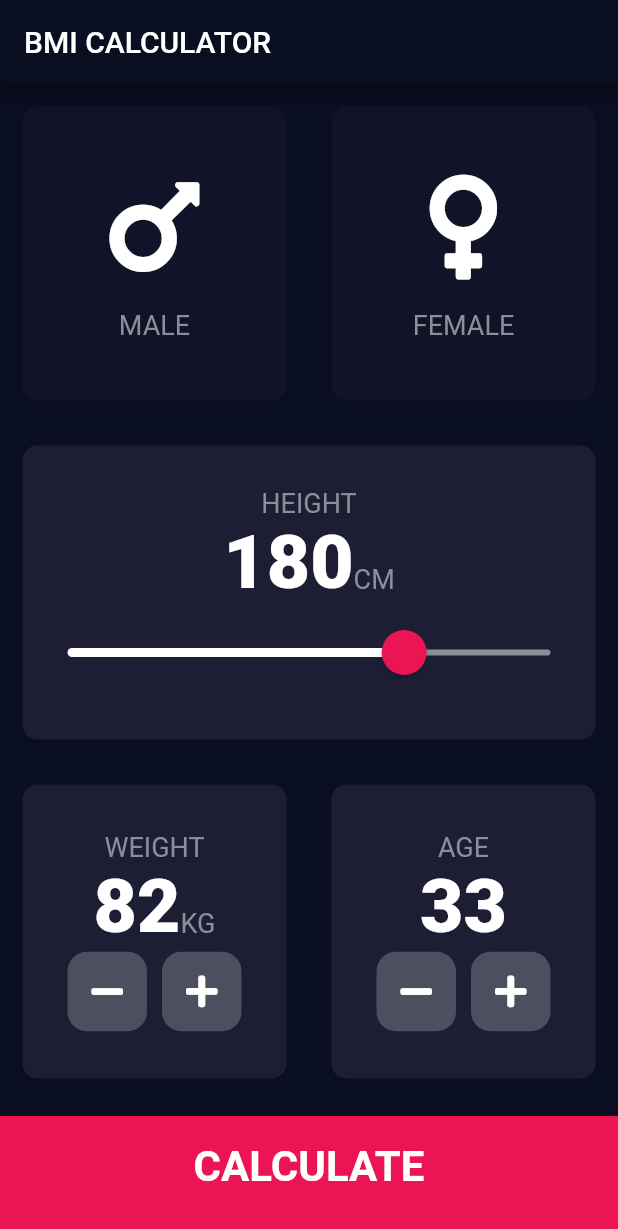
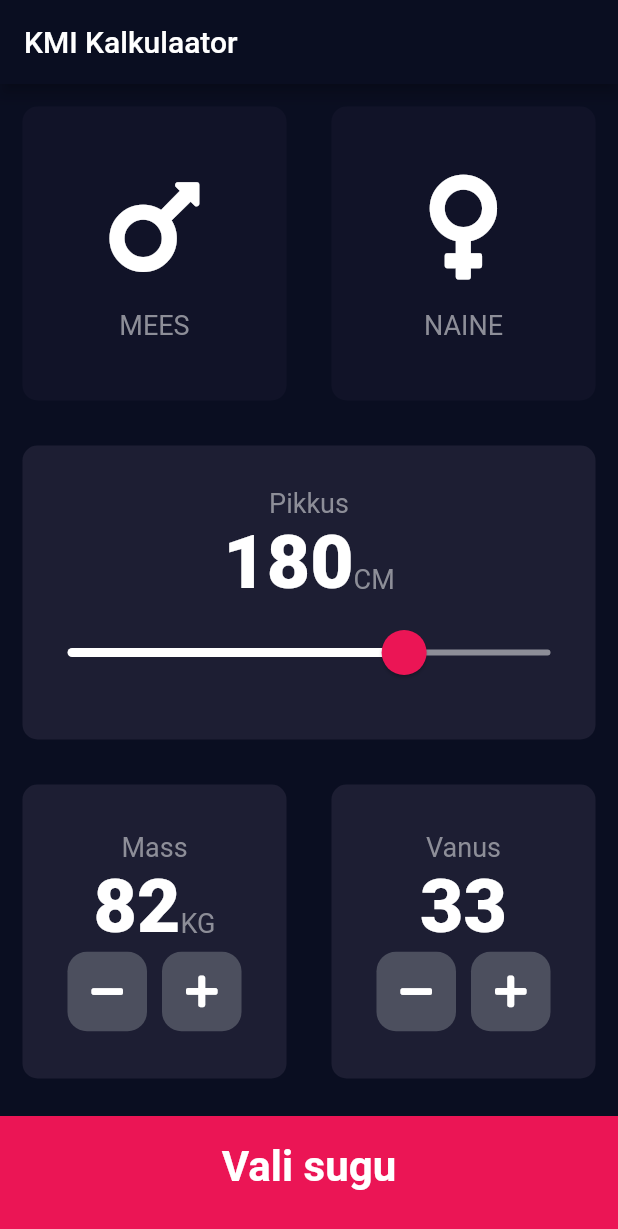
Before and after one commit to erikmaide/BMI, a Flutter app: the screen it shows after launch, on a phone screen of 412 x 824 dp. Shown: the top 1229 px of the screen. Run offline on Flutter 3.47's test engine with Material 2 defaults, Android fonts, the phone set to English and light mode, and no system bars; our stand-ins replace font_awesome_flutter.

Commit message:
make app estonian, add logic for not resolving result when gender is not selected

```diff
--- a/lib/screens/input_page.dart
+++ b/lib/screens/input_page.dart
@@ -27,7 +27,7 @@ class _InputPageState extends State<InputPage> {
   Widget build(BuildContext context) {
     return Scaffold(
       appBar: AppBar(
-        title: Text('BMI CALCULATOR'),
+        title: Text('KMI Kalkulaator'),
       ),
       body: Column(
         crossAxisAlignment: CrossAxisAlignment.stretch,
@@ -47,7 +47,7 @@ class _InputPageState extends State<InputPage> {
                         : inactiveCardColor,
                     cardChild: IconContent(
                       icon: FontAwesomeIcons.mars,
-                      sex: 'MALE',
+                      sex: 'MEES',
                     ),
                   ),
                 ),
@@ -63,7 +63,7 @@ class _InputPageState extends State<InputPage> {
                         : inactiveCardColor,
                     cardChild: IconContent(
                       icon: FontAwesomeIcons.venus,
-                      sex: 'FEMALE',
+                      sex: 'NAINE',
                     ),
                   ),
                 )
@@ -77,7 +77,7 @@ class _InputPageState extends State<InputPage> {
                     mainAxisAlignment: MainAxisAlignment.center,
                     children: <Widget>[
                       Text(
-                        'HEIGHT',
+                        'Pikkus',
                         style: labelTextStyle,
                       ),
                       Row(
@@ -128,7 +128,7 @@ class _InputPageState extends State<InputPage> {
                       mainAxisAlignment: MainAxisAlignment.center,
                       children: <Widget>[
                         Text(
-                          'WEIGHT',
+                          'Mass',
                           style: labelTextStyle,
                         ),
                         Row(
@@ -177,7 +177,7 @@ class _InputPageState extends State<InputPage> {
                       mainAxisAlignment: MainAxisAlignment.center,
                       children: <Widget>[
                         Text(
-                          'AGE',
+                          'Vanus',
                           style: labelTextStyle,
                         ),
                         Text(
@@ -211,7 +211,11 @@ class _InputPageState extends State<InputPage> {
               ],
             ),
           ),
-          BottomButton(
+          Container(
+              child: (selectedGender == Gender.female ||
+                      selectedGender == Gender.male)
+                  ? BottomButton(
+                      buttonTitle: 'Arvuta',
                       onTap: () {
                         BmiCalculator calc =
                             BmiCalculator(height: height, weight: weight);
@@ -225,8 +229,11 @@ class _InputPageState extends State<InputPage> {
                           ),
                         );
                       },
-            buttonTitle: 'CALCULATE',
-          ),
+                    )
+                  : BottomButton(
+                      buttonTitle: 'Vali sugu',
+                      onTap: () {},
+                    )),
         ],
       ),
     );
--- a/lib/screens/result_page.dart
+++ b/lib/screens/result_page.dart
@@ -15,7 +15,7 @@ class ResultsPage extends StatelessWidget {
     final ResultsPage bmiArgs = ModalRoute.of(context).settings.arguments;
     return Scaffold(
       appBar: AppBar(
-        title: Text('BMI CALCULATOR'),
+        title: Text('KMI KALKULAATOR'),
       ),
       body: Column(
         crossAxisAlignment: CrossAxisAlignment.stretch,
@@ -25,7 +25,7 @@ class ResultsPage extends StatelessWidget {
               child: Container(
             alignment: Alignment.bottomLeft,
             padding: EdgeInsets.all(15.0),
-            child: Text('Your result', style: titleTextStyle),
+            child: Text('Sinu tulemus', style: titleTextStyle),
           )),
           Expanded(
             flex: 5,
@@ -57,7 +57,7 @@ class ResultsPage extends StatelessWidget {
             onTap: () {
               Navigator.pop(context);
             },
-            buttonTitle: 'Re-Calculate',
+            buttonTitle: 'Arvuta uuesti',
           ))
         ],
       ),
```
Also changed, not shown: lib/bmiCalculator.dart (+6 -6 lines). Lines whose indentation alone changed are shown as unchanged.
